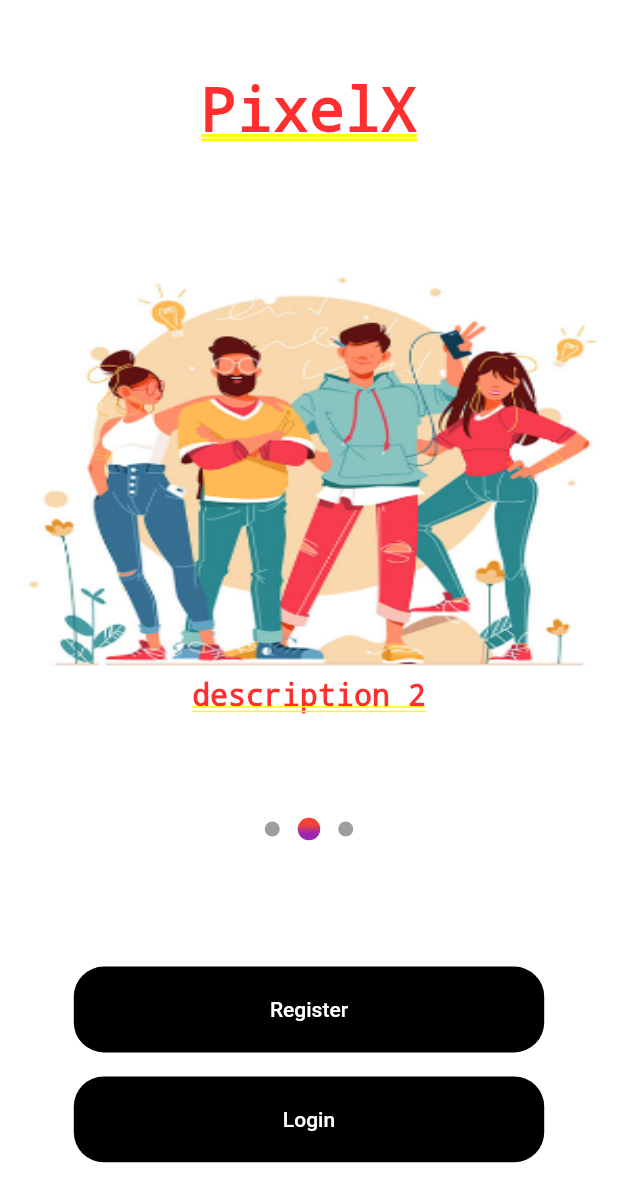
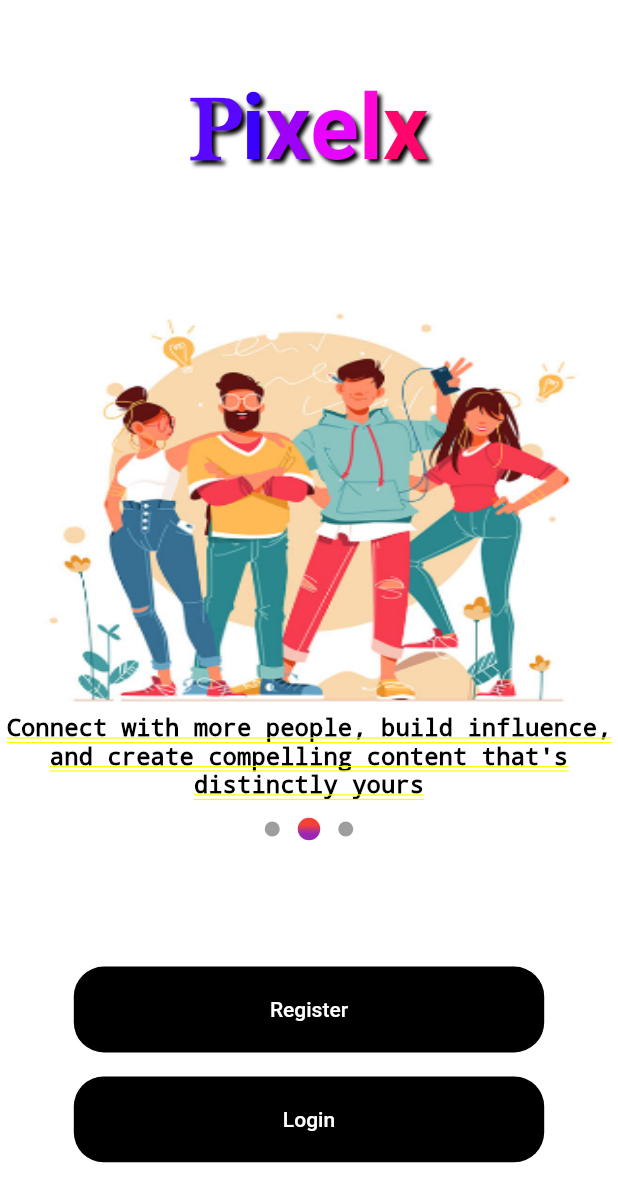
Before and after one commit to Purviharniya/Pixelx, a Flutter app: the screen it shows after launch, on a phone screen of 412 x 824 dp. Shown: the top 1202 px of the screen. Run offline on Flutter 3.47's test engine with Material 2 defaults, Android fonts, the phone set to English and light mode, and no system bars.

Commit message:
home screen+1

```diff
--- a/lib/pages/home.dart
+++ b/lib/pages/home.dart
@@ -3,7 +3,9 @@ import 'package:pixelx/widgets/slidedots.dart';
 import 'package:flutter/cupertino.dart';
 import 'package:flutter/material.dart';
 import 'package:pixelx/widgets/sliderwidget.dart';
+import 'package:pixelx/constants.dart';
 import 'dart:async';
+
 
 class Home extends StatefulWidget {
   @override
@@ -52,10 +54,7 @@ class _HomeState extends State<Home> {
           children: [
             Padding(
               padding: const EdgeInsets.only(top: 50),
-              child: Text(
-                'PixelX',
-                style: TextStyle(fontSize: 40),
-              ),
+              child: kPixelx,
             ),
             Expanded(
               child: Stack(
--- a/lib/widgets/slide.dart
+++ b/lib/widgets/slide.dart
@@ -13,14 +13,14 @@ class Slide
 final slideList=[
   Slide(
     imageUrl: 'assets/images/Image 6.png',
-    description: 'description 1',
+    description: 'Bringing you closer to the people and things you love',
   ),
   Slide(
     imageUrl: 'assets/images/Image 7.png',
-    description: 'description 2',
+    description: 'Connect with more people, build influence, and create compelling content that\'s distinctly yours',
   ),
   Slide(
     imageUrl: 'assets/images/Image 8.png',
-    description: 'description 3',
+    description: 'Share and grow your brand with our diverse, global community',
   )
 ];
--- a/lib/widgets/sliderwidget.dart
+++ b/lib/widgets/sliderwidget.dart
@@ -1,6 +1,5 @@
 import 'package:pixelx/widgets/slide.dart';
 import 'package:flutter/material.dart';
-import 'slide.dart';
 
 class SlideItem extends StatelessWidget {
 
@@ -16,7 +15,7 @@ class SlideItem extends StatelessWidget {
           height: 80,
         ),
         Container(
-          width:MediaQuery.of(context).size.width,
+          width:(MediaQuery.of(context).size.width- 30),
           height: MediaQuery.of(context).size.height / 3,
           decoration: BoxDecoration(
               image: DecorationImage(
@@ -26,8 +25,10 @@ class SlideItem extends StatelessWidget {
 
         ),
         Text(slideList[index].description,
+        textAlign: TextAlign.center,
           style: TextStyle(
-              fontSize: 20
+              fontSize: 16,
+              color: Colors.black,
           ),
         ),
       ],
```
Also changed, not shown: lib/pages/login.dart (added), lib/pages/signup.dart (added).
